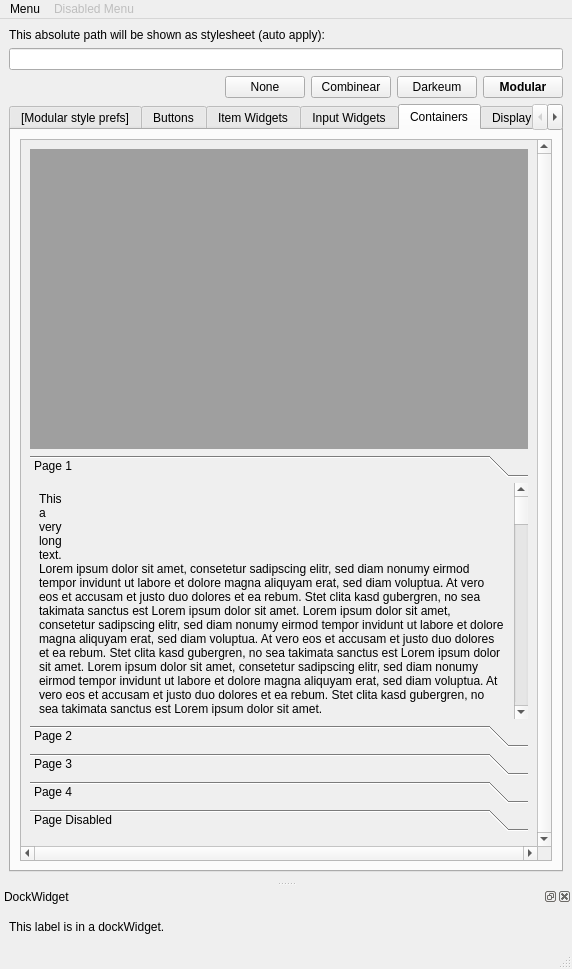
This is OTModules/OTInternals/wstyletest.ui in pietr26/OMSI-Tools as Qt 5 draws it before an edit. The edited form follows.
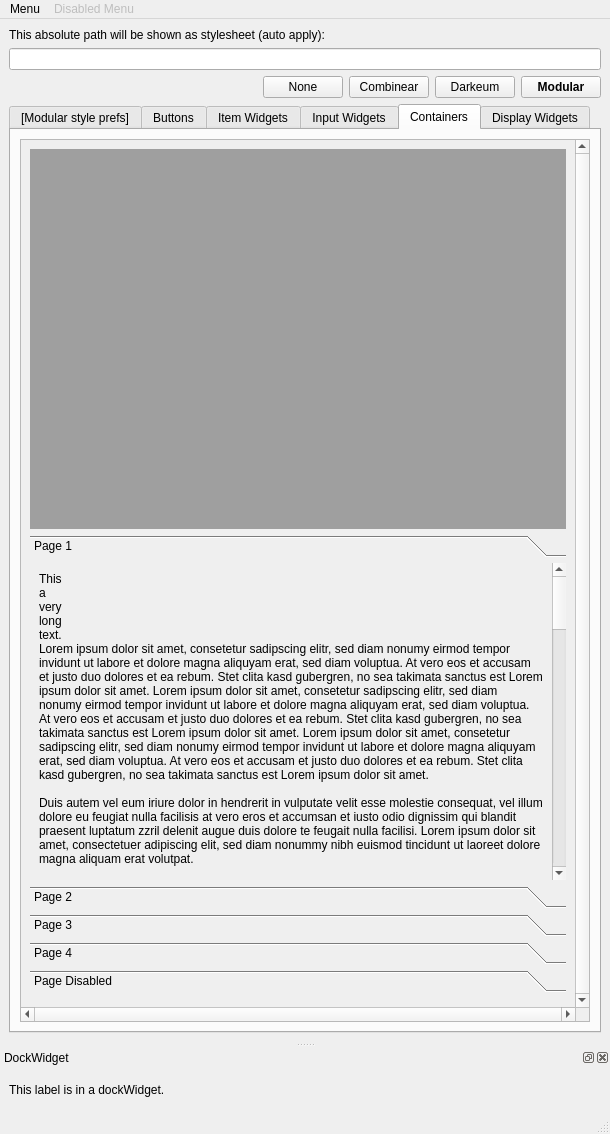
This is the edited form. The open tabs and pages were chosen to show the change. Icons and pictures are not drawn.

What changed in the file:
```diff
--- a/OTModules/OTInternals/wstyletest.ui
+++ b/OTModules/OTInternals/wstyletest.ui
@@ -6,8 +6,8 @@
    <rect>
     <x>0</x>
     <y>0</y>
-    <width>572</width>
-    <height>969</height>
+    <width>610</width>
+    <height>1134</height>
    </rect>
   </property>
   <property name="windowTitle">
@@ -1222,8 +1222,8 @@
               <rect>
                <x>0</x>
                <y>0</y>
-               <width>514</width>
-               <height>695</height>
+               <width>541</width>
+               <height>815</height>
               </rect>
              </property>
              <layout class="QVBoxLayout" name="verticalLayout_4">
@@ -1240,8 +1240,8 @@
                   <rect>
                    <x>0</x>
                    <y>0</y>
-                   <width>482</width>
-                   <height>2066</height>
+                   <width>502</width>
+                   <height>2982</height>
                   </rect>
                  </property>
                  <attribute name="label">
@@ -1673,8 +1673,8 @@
     <rect>
      <x>0</x>
      <y>0</y>
-     <width>572</width>
-     <height>21</height>
+     <width>610</width>
+     <height>25</height>
     </rect>
    </property>
    <widget class="QMenu" name="menuMenu">
@@ -1728,7 +1728,7 @@
    <property name="minimumSize">
     <size>
      <width>572</width>
-     <height>60</height>
+     <height>64</height>
     </size>
    </property>
    <property name="features">
```
Left out of the diff: 13 changed lines with no effect on the pictures.
